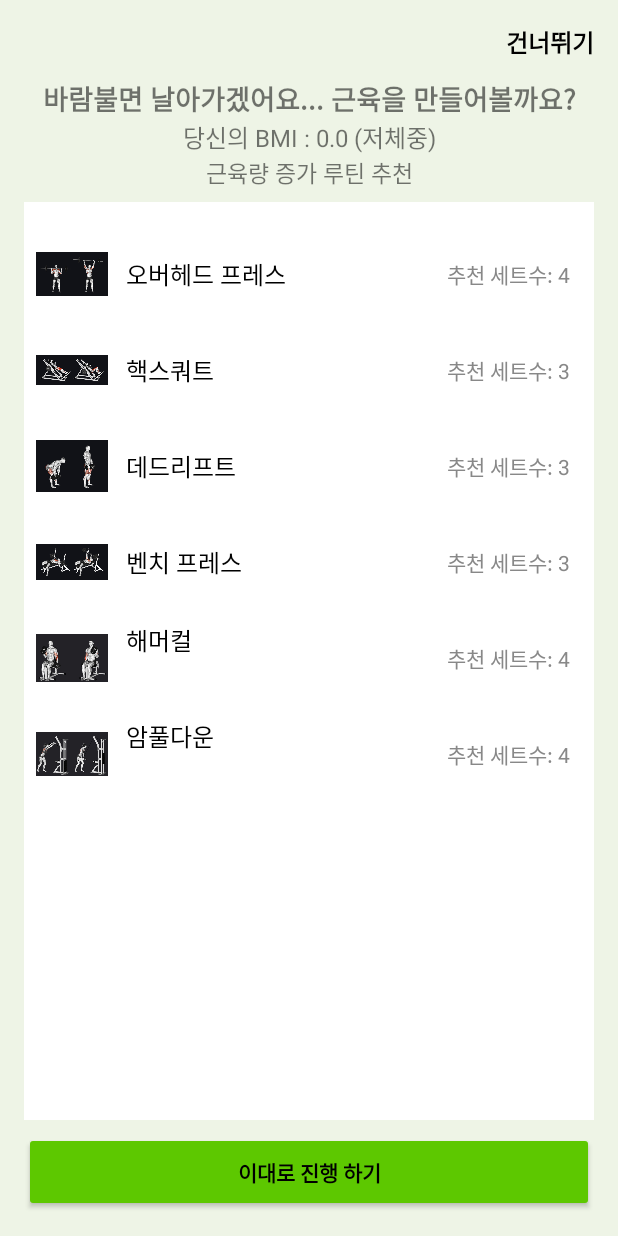
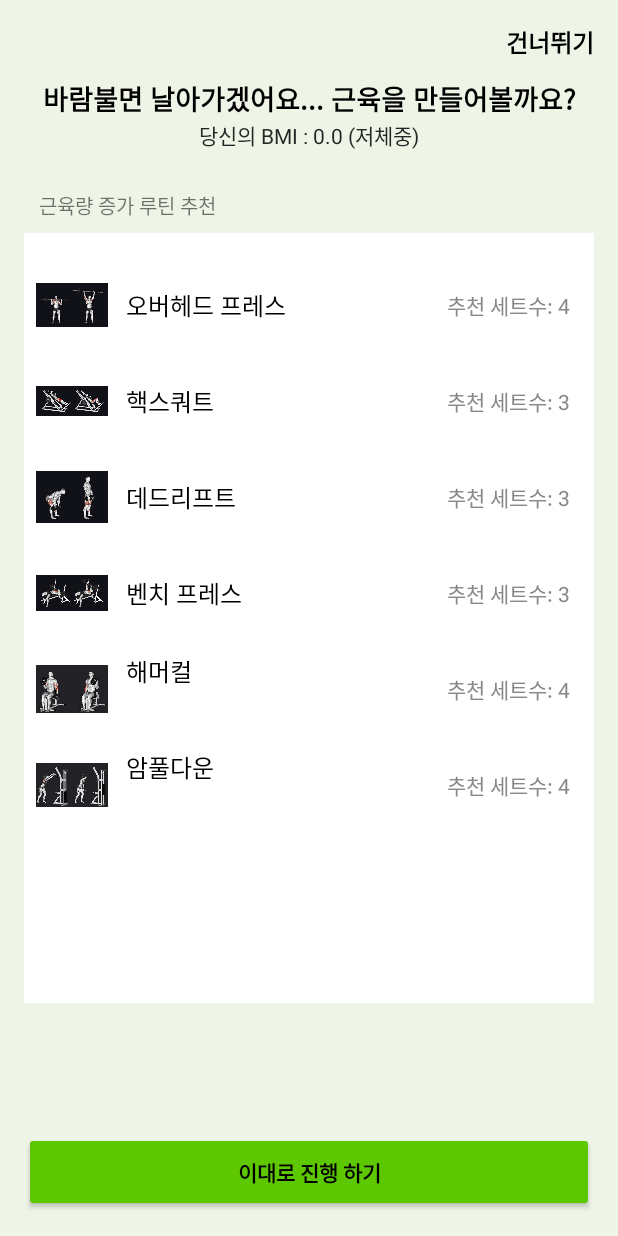
Before and after one commit to iiii11111-ggg/Mobile-Programming, an Android app: the RecommendActivity screen opened directly, with no data from a screen before it, on a phone screen of 412 x 824 dp. Run offline under Robolectric (Android 15) with nearby library versions, the phone set to English and light mode, and no system bars; our stand-ins replace Volley; network calls fail.

Commit message:
xml update

```diff
--- a/app/src/main/res/drawable/selected_calendar.xml
+++ b/app/src/main/res/drawable/selected_calendar.xml
@@ -6,6 +6,6 @@
             <solid android:color="#BABABABA"/>
             <corners android:radius="10dp"/>
         <size
-            android:width="50dp"  android:height="50dp" /> </shape>
+            android:width="45dp"  android:height="45dp"  /> </shape>
     </item>
 </layer-list>
--- a/app/src/main/res/layout/activity_recommend.xml
+++ b/app/src/main/res/layout/activity_recommend.xml
@@ -27,6 +27,7 @@
         android:text="와 벌써 몸짱이시네요 ㅎㅎ"
         android:textSize="18sp"
         android:textStyle="bold"
+        android:textColor="@color/black"
         app:layout_constraintTop_toBottomOf="@id/skipText"
         app:layout_constraintStart_toStartOf="parent"
         app:layout_constraintEnd_toEndOf="parent"
@@ -38,7 +39,8 @@
         android:layout_width="wrap_content"
         android:layout_height="wrap_content"
         android:text="BMI: 0"
-        android:textSize="16sp"
+        android:textColor="#262626"
+        android:textSize="14sp"
         app:layout_constraintTop_toBottomOf="@id/congratsText"
         app:layout_constraintStart_toStartOf="parent"
         app:layout_constraintEnd_toEndOf="parent" />
@@ -49,26 +51,38 @@
         android:layout_width="wrap_content"
         android:layout_height="wrap_content"
         android:text="근육량 증가 루틴 추천"
-        android:textSize="15sp"
-        app:layout_constraintTop_toBottomOf="@id/BMIText"
+        android:layout_marginStart="10dp"
+        android:textSize="13sp"
+        app:layout_constraintBottom_toTopOf="@id/exerciseList"
+        app:layout_constraintStart_toStartOf="parent"
+        android:layout_marginBottom="8dp" />
+
+    <View
+        android:layout_width="0dp"
+        android:layout_height="1dp"
         app:layout_constraintStart_toStartOf="parent"
         app:layout_constraintEnd_toEndOf="parent"
-        android:layout_marginBottom="8dp" />
+        app:layout_constraintTop_toTopOf="parent"
+        android:layout_marginTop="130dp"
+        android:id="@+id/vsTopLine"
+        />
 
     <!-- 운동 리스트 -->
+
     <LinearLayout
         android:id="@+id/exerciseList"
         android:layout_width="0dp"
         android:layout_height="0dp"
+        android:layout_marginVertical="8dp"
+        android:background="@android:color/white"
         android:orientation="vertical"
-        android:background="@android:color/white"
         android:padding="8dp"
-        app:layout_constraintTop_toBottomOf="@id/recommendationText"
-        app:layout_constraintBottom_toTopOf="@id/listupButton"
+        app:layout_constraintBottom_toTopOf="@id/vsBottomLine"
+        app:layout_constraintEnd_toEndOf="parent"
+        app:layout_constraintHorizontal_bias="0.0"
         app:layout_constraintStart_toStartOf="parent"
-        app:layout_constraintEnd_toEndOf="parent"
-        android:layout_marginVertical="8dp"
-        >
+        app:layout_constraintTop_toBottomOf="@id/vsTopLine">
+
         <ViewStub
             android:id="@+id/exerciseStub"
             android:layout_width="match_parent"
@@ -76,6 +90,17 @@
             android:layout="@layout/item_normal" />
 
     </LinearLayout>
+
+    <View
+        android:layout_width="0dp"
+        android:layout_height="1dp"
+        app:layout_constraintStart_toStartOf="parent"
+        app:layout_constraintEnd_toEndOf="parent"
+        app:layout_constraintBottom_toBottomOf="parent"
+        android:layout_marginBottom="130dp"
+        android:id="@+id/vsBottomLine"
+        />
+
 
     <!-- 하단 버튼 -->
     <Button
```
Also changed, not shown: app/src/main/res/layout/activity_main.xml (+67 -25 lines), app/src/main/res/layout/activity_planner.xml (+6 -5 lines), app/src/main/res/layout/activity_recorded.xml (+21 -10 lines), app/src/main/res/layout/record_item_layout.xml (+14 -7 lines).
